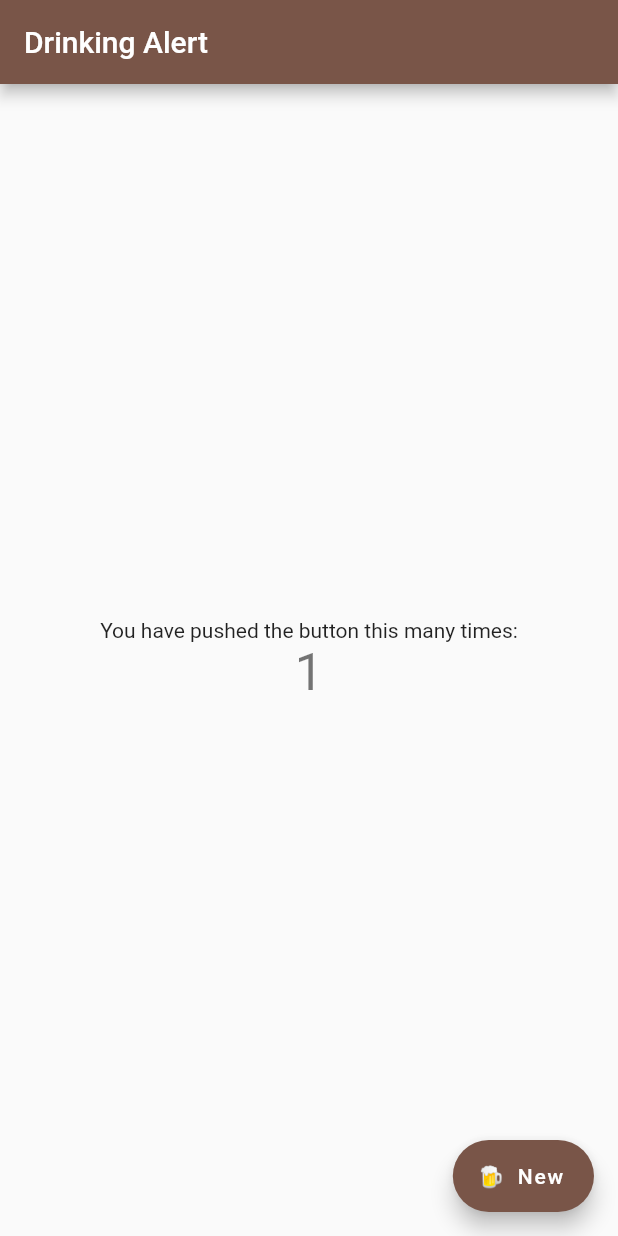
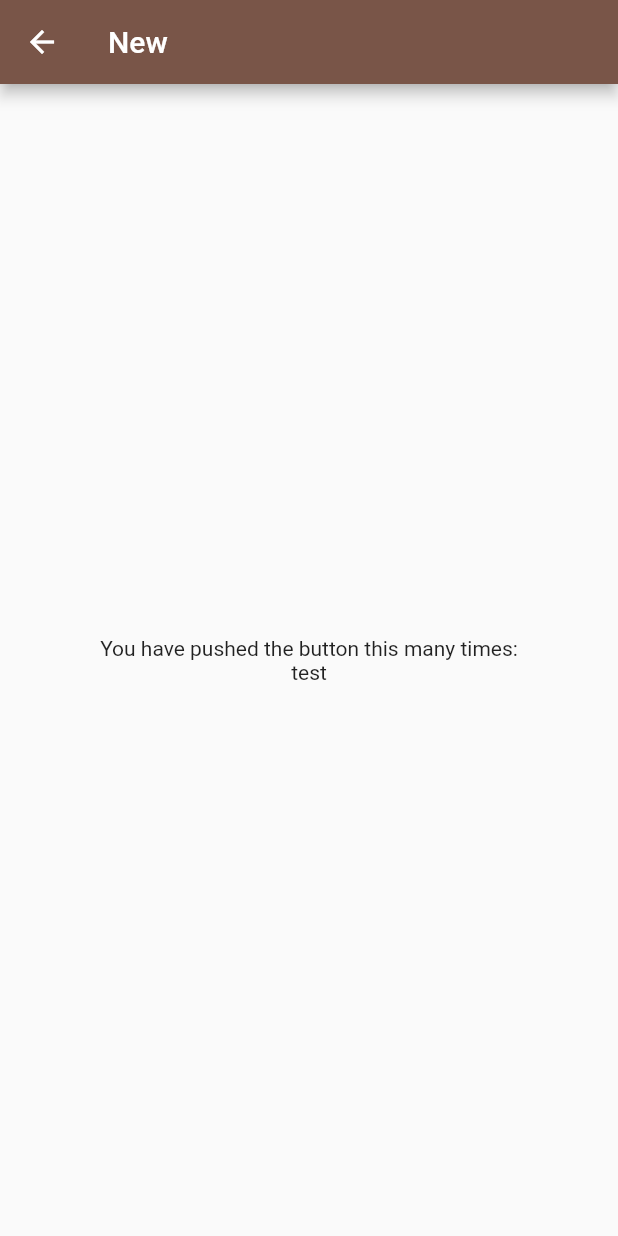
Before and after one commit to uu64/drinking_alert, a Flutter app: the screen it shows after launch, after a tap on "New", on a phone screen of 412 x 824 dp. Run offline on Flutter 3.47's test engine with Material 2 defaults, Android fonts, the phone set to English and light mode, and no system bars.

Commit message:
add: routes

```diff
--- a/lib/main.dart
+++ b/lib/main.dart
@@ -1,5 +1,6 @@
 import 'package:flutter/material.dart';
 import './pages/HomePage.dart';
+import './pages/parties/NewPage.dart';
 
 void main() {
   runApp(MyApp());
@@ -16,6 +17,7 @@ class MyApp extends StatelessWidget {
       initialRoute: '/',
       routes: <String, WidgetBuilder>{
         '/': (BuildContext context) => HomePage(title: 'Drinking Alert'),
+        '/parties/new': (BuildContext context) => NewPage(),
       },
     );
   }
--- a/lib/pages/HomePage.dart
+++ b/lib/pages/HomePage.dart
@@ -30,6 +30,7 @@ class _HomePageState extends State<HomePage> {
       // called again, and so nothing would appear to happen.
       _counter++;
     });
+    Navigator.pushNamed(context, '/parties/new');
   }
 
   @override
--- /dev/null
+++ b/lib/pages/parties/NewPage.dart
@@ -0,0 +1,25 @@
+import 'package:flutter/material.dart';
+
+class NewPage extends StatelessWidget {
+  @override
+  Widget build(BuildContext context) {
+    return Scaffold(
+      appBar: AppBar(
+        title: Text('New'),
+      ),
+      body: Center(
+        child: Column(
+          mainAxisAlignment: MainAxisAlignment.center,
+          children: <Widget>[
+            Text(
+              'You have pushed the button this many times:',
+            ),
+            Text(
+              'test'
+            ),
+          ],
+        ),
+      ),
+    );
+  }
+}
```
